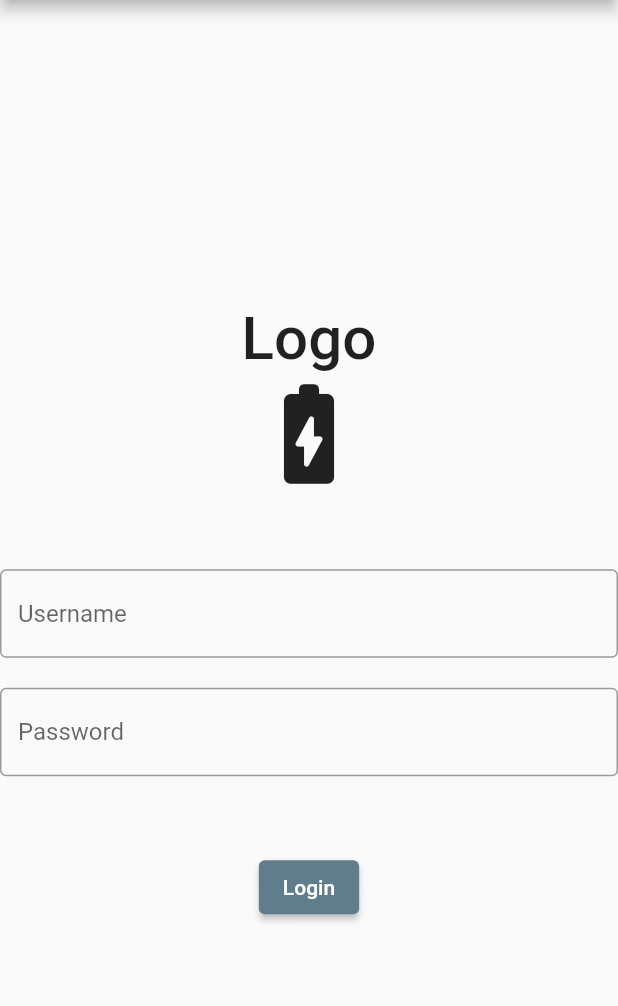
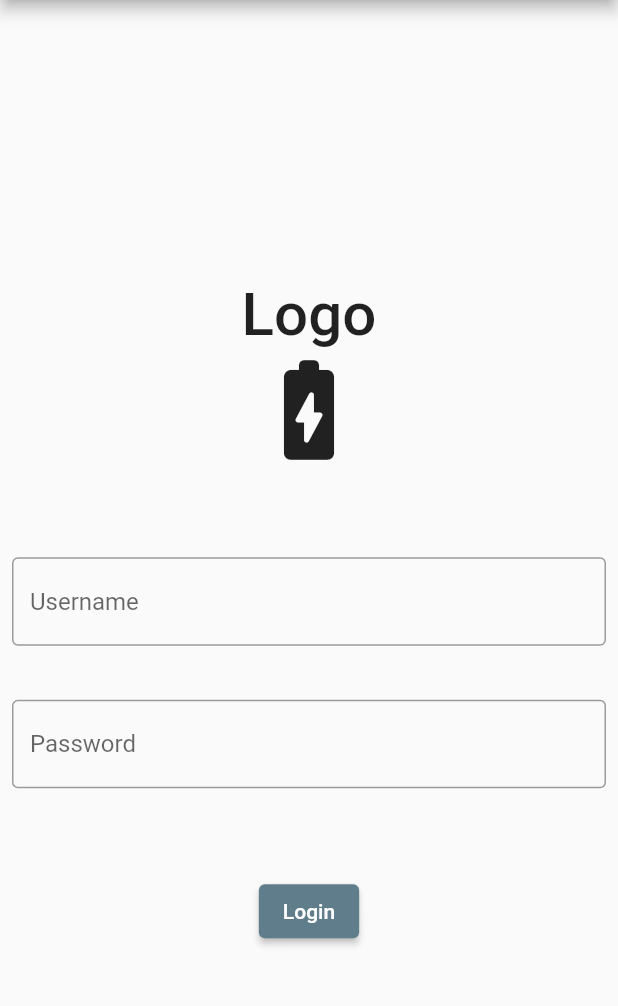
Before and after one commit to Chnapik/lp_app, a Flutter app: the screen it shows after launch, on a phone screen of 412 x 824 dp, the part 84-1090 px from its top. Run offline on Flutter 3.47's test engine with Material 2 defaults, Android fonts, the phone set to English and light mode, and no system bars.

Commit message:
added padding around textformfields to style login page some
Relates: #13

```diff
--- a/lib/screens/login_page.dart
+++ b/lib/screens/login_page.dart
@@ -31,19 +31,25 @@ class LoginPage extends StatelessWidget {
                 const SizedBox(
                   height: 50.0,
                 ),
-                TextFormField(
+                Padding(
+                  padding: const EdgeInsets.all(8.0),
+                  child: TextFormField(
                     decoration: const InputDecoration(
                       hintText: 'Username',
                       border: OutlineInputBorder(),
                     ),
                   ),
+                ),
                 const SizedBox(
                   height: 20.0,
                 ),
-                TextFormField(
+                Padding(
+                  padding: const EdgeInsets.all(8.0),
+                  child: TextFormField(
                     decoration: const InputDecoration(
                       hintText: 'Password',
                       border: OutlineInputBorder(),
+                    ),
                   ),
                 ),
                 const SizedBox(
```
Lines whose indentation alone changed are shown as unchanged.
